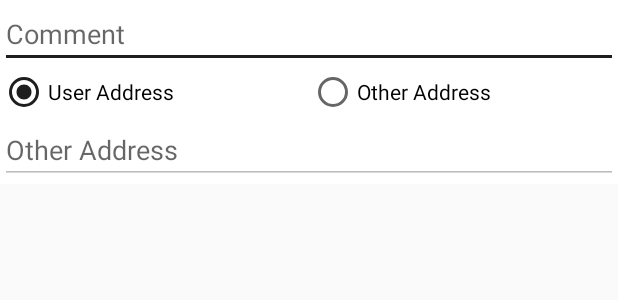
After one commit to maksimilianius1989/androiddrinkshop, an Android app: the layout submit_order_layout.xml on its own in the app's theme, with its tools: preview values and no code run, on a phone screen of 412 x 824 dp. The commit adds this screen. Shown: the top 300 px of the screen. Run offline under Robolectric (Android 15) with nearby library versions, the phone set to English and light mode, and no system bars.

```diff
--- a/app/src/main/java/app/vimax/androiddrinkshop/Database/DataSource/CartRepository.java
+++ b/app/src/main/java/app/vimax/androiddrinkshop/Database/DataSource/CartRepository.java
@@ -36,6 +36,11 @@ public class CartRepository implements ICartDataSource {
     }
 
     @Override
+    public float sumPrice() {
+        return iCartDataSource.sumPrice();
+    }
+
+    @Override
     public void emptyCart() {
         iCartDataSource.emptyCart();
     }
--- a/app/src/main/java/app/vimax/androiddrinkshop/Database/DataSource/ICartDataSource.java
+++ b/app/src/main/java/app/vimax/androiddrinkshop/Database/DataSource/ICartDataSource.java
@@ -9,6 +9,7 @@ public interface ICartDataSource {
     Flowable<List<Cart>> getCartItems();
     Flowable<List<Cart>> getCartItemById(int cartItemId);
     int countCartItems();
+    float sumPrice();
     void emptyCart();
     void insertToCart(Cart...carts);
     void updateCart(Cart...carts);
--- a/app/src/main/java/app/vimax/androiddrinkshop/Database/Local/CartDAO.java
+++ b/app/src/main/java/app/vimax/androiddrinkshop/Database/Local/CartDAO.java
@@ -22,6 +22,9 @@ public interface CartDAO {
     @Query("SELECT COUNT(*) FROM Cart")
     int countCartItems();
 
+    @Query("SELECT SUM(Price) FROM Cart")
+    float sumPrice();
+
     @Query("DELETE FROM Cart")
     void emptyCart();
 
--- a/app/src/main/java/app/vimax/androiddrinkshop/Database/Local/CartDataSource.java
+++ b/app/src/main/java/app/vimax/androiddrinkshop/Database/Local/CartDataSource.java
@@ -36,6 +36,11 @@ public class CartDataSource implements ICartDataSource {
     }
 
     @Override
+    public float sumPrice() {
+        return cartDAO.sumPrice();
+    }
+
+    @Override
     public void emptyCart() {
         cartDAO.emptyCart();
     }
--- /dev/null
+++ b/app/src/main/res/layout/submit_order_layout.xml
@@ -0,0 +1,45 @@
+<?xml version="1.0" encoding="utf-8"?>
+<LinearLayout xmlns:android="http://schemas.android.com/apk/res/android"
+    android:orientation="vertical"
+    android:background="@android:color/white"
+    xmlns:app="http://schemas.android.com/apk/res-auto"
+    android:layout_width="match_parent"
+    android:layout_height="wrap_content">
+
+    <EditText
+        android:id="@+id/edt_comment"
+        android:hint="Comment"
+        android:layout_width="match_parent"
+        android:layout_height="wrap_content"/>
+
+    <RadioGroup
+        android:orientation="horizontal"
+        android:weightSum="2"
+        android:layout_width="match_parent"
+        android:layout_height="wrap_content">
+
+        <RadioButton
+            android:id="@+id/rdi_user_address"
+            android:text="User Address"
+            android:checked="true"
+            android:layout_weight="1"
+            android:layout_width="0dp"
+            android:layout_height="wrap_content"/>
+
+        <RadioButton
+            android:id="@+id/rdi_other_address"
+            android:text="Other Address"
+            android:layout_weight="1"
+            android:layout_width="0dp"
+            android:layout_height="wrap_content"/>
+
+    </RadioGroup>
+
+    <EditText
+        android:id="@+id/edt_other_address"
+        android:hint="Other Address"
+        android:enabled="false"
+        android:layout_width="match_parent"
+        android:layout_height="wrap_content"/>
+
+</LinearLayout>
```
Also changed, not shown: app/src/main/java/app/vimax/androiddrinkshop/CartActivity.java (+117 -3 lines), app/src/main/java/app/vimax/androiddrinkshop/Model/Order.java (added, +70 -0 lines), app/src/main/java/app/vimax/androiddrinkshop/Retrofit/IDrinkShopAPI.java (+8 -0 lines), 4 other files.
